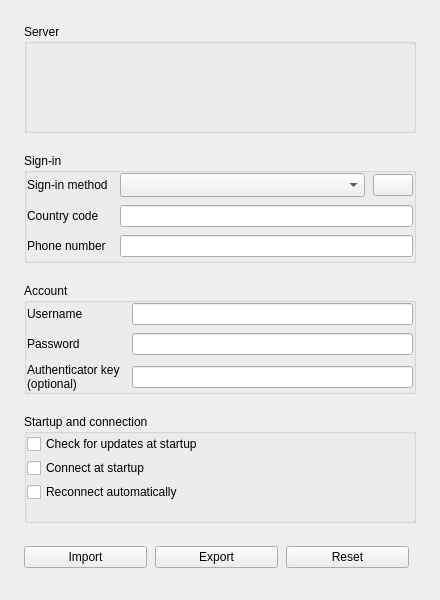
Before: the Qt Designer form presentation/dialogs/settingwindow/settingwindow.ui in wtalioy/JustConnect, drawn with Qt 5.
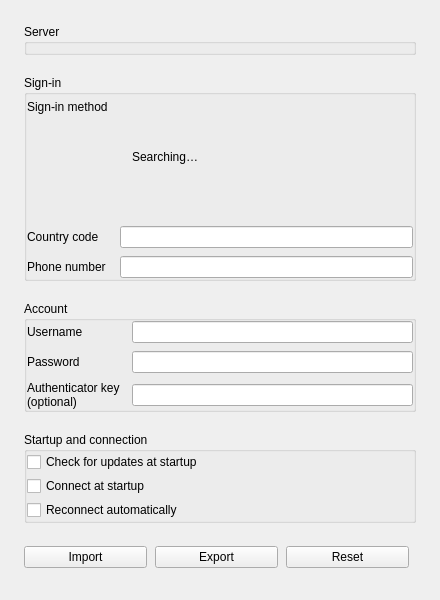
After: the same form once the commit is applied. The open tabs and pages were chosen to show the change.

Commit message: fix: show stable sign-in search progress with a direct stop control

```diff
--- a/presentation/dialogs/settingwindow/settingwindow.ui
+++ b/presentation/dialogs/settingwindow/settingwindow.ui
@@ -68,7 +68,8 @@
              </widget>
             </item>
             <item row="0" column="1">
-             <widget class="QWidget" name="authMethodRow">
+             <widget class="QStackedWidget" name="authMethodRow">
+              <widget class="QWidget" name="authMethodPage">
               <layout class="QHBoxLayout" name="authMethodLayout">
                <property name="leftMargin">
                 <number>0</number>
@@ -89,23 +90,37 @@
                  </property>
                 </widget>
                </item>
+               </layout>
+              </widget>
+              <widget class="QFrame" name="authQueryPage">
+               <layout class="QHBoxLayout" name="authQueryLayout">
+                <property name="leftMargin"><number>12</number></property>
+                <property name="topMargin"><number>0</number></property>
+                <property name="rightMargin"><number>0</number></property>
+                <property name="bottomMargin"><number>0</number></property>
+                <property name="spacing"><number>8</number></property>
+                <item>
+                 <widget class="QLabel" name="authQueryProgress">
+                  <property name="text"><string>Searching…</string></property>
+                  <property name="secondary" stdset="0"><bool>true</bool></property>
+                 </widget>
+                </item>
                <item>
                 <widget class="QPushButton" name="cancelAuthQueryButton">
+                  <property name="flat"><bool>true</bool></property>
+                  <property name="toolTip"><string>Cancel search</string></property>
+                  <property name="accessibleName"><string>Cancel search</string></property>
                  <property name="sizePolicy">
                   <sizepolicy hsizetype="Fixed" vsizetype="Fixed">
                    <horstretch>0</horstretch>
                    <verstretch>0</verstretch>
                   </sizepolicy>
                  </property>
-                 <property name="autoDefault">
-                  <bool>false</bool>
-                 </property>
-                </widget>
-               </item>
-               <property name="spacing">
-                <number>8</number>
-               </property>
-              </layout>
+                  <property name="autoDefault"><bool>false</bool></property>
+                 </widget>
+                </item>
+               </layout>
+              </widget>
              </widget>
             </item>
             <item row="3" column="0">
```
Left out of the diff: 16 changed lines with no effect on the pictures. Lines whose indentation alone changed are shown as unchanged. The commit also changes 11 other files.
